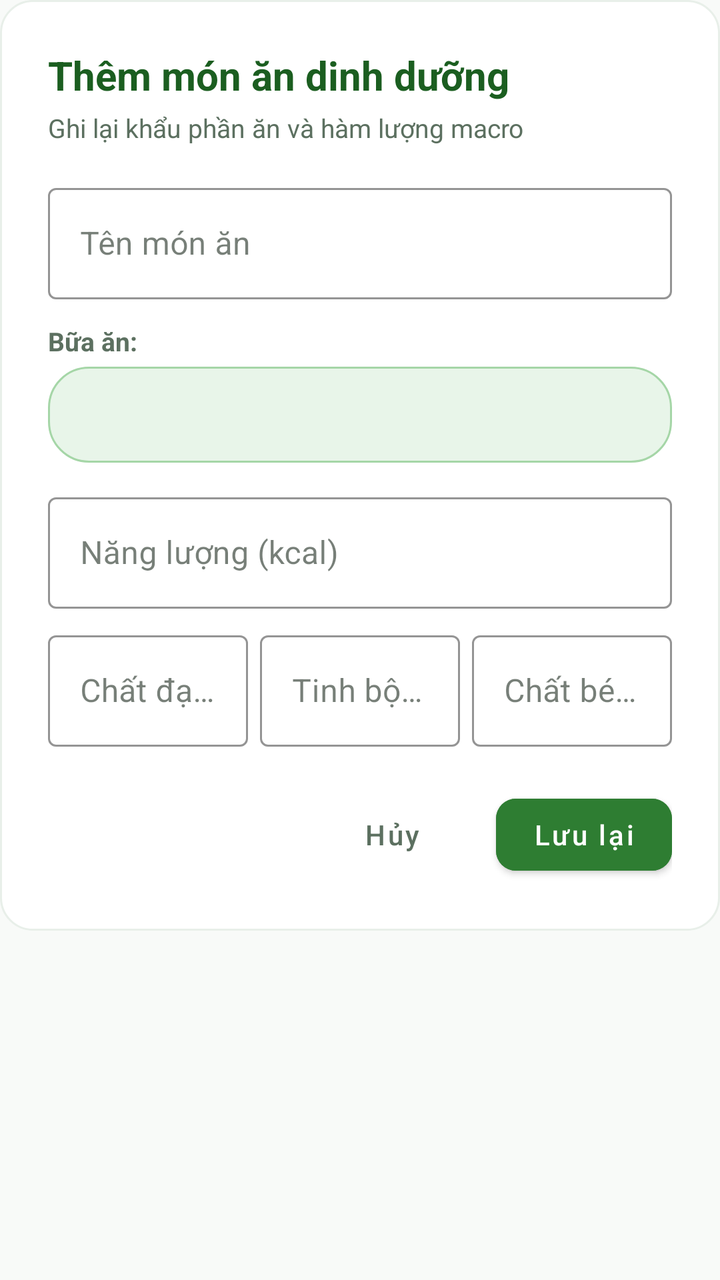
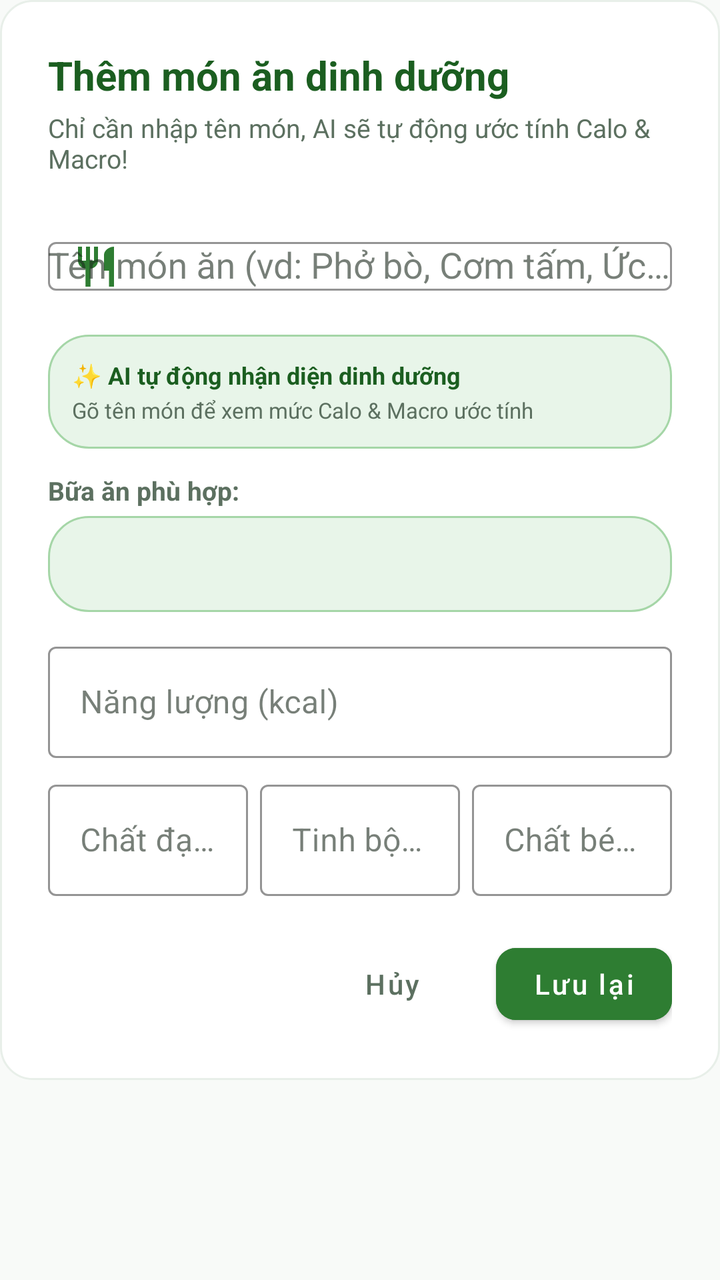

Compare the two renders of this Android layout. The source of the first and the diff that turns it into the second are given below.
<!-- AndroidManifest.xml: application theme Theme.ChamSocSucKhoe -->
<!-- res/layout/dialog_add_nutrition.xml -->
<?xml version="1.0" encoding="utf-8"?>
<ScrollView xmlns:android="http://schemas.android.com/apk/res/android"
    xmlns:app="http://schemas.android.com/apk/res-auto"
    android:layout_width="match_parent"
    android:layout_height="wrap_content">

    <LinearLayout
        android:layout_width="match_parent"
        android:layout_height="wrap_content"
        android:background="@drawable/bg_card_rounded"
        android:orientation="vertical"
        android:padding="24dp">

        <TextView
            android:layout_width="wrap_content"
            android:layout_height="wrap_content"
            android:text="Thêm món ăn dinh dưỡng"
            android:textColor="@color/primary_green_dark"
            android:textSize="20sp"
            android:textStyle="bold" />

        <TextView
            android:layout_width="wrap_content"
            android:layout_height="wrap_content"
            android:layout_marginTop="4dp"
            android:text="Ghi lại khẩu phần ăn và hàm lượng macro"
            android:textColor="@color/text_secondary"
            android:textSize="13sp" />

        
        <com.google.android.material.textfield.TextInputLayout
            style="@style/Widget.MaterialComponents.TextInputLayout.OutlinedBox"
            android:layout_width="match_parent"
            android:layout_height="wrap_content"
            android:layout_marginTop="16dp"
            android:hint="@string/food_name"
            app:boxStrokeColor="@color/primary_green"
            app:hintTextColor="@color/primary_green">

            <com.google.android.material.textfield.TextInputEditText
                android:id="@+id/et_food_name"
                android:layout_width="match_parent"
                android:layout_height="wrap_content"
                android:inputType="textCapSentences" />
        </com.google.android.material.textfield.TextInputLayout>

        
        <TextView
            android:layout_width="wrap_content"
            android:layout_height="wrap_content"
            android:layout_marginTop="12dp"
            android:text="Bữa ăn:"
            android:textColor="@color/text_secondary"
            android:textSize="13sp"
            android:textStyle="bold" />

        <Spinner
            android:id="@+id/spinner_meal_type"
            android:layout_width="match_parent"
            android:layout_height="48dp"
            android:layout_marginTop="4dp"
            android:background="@drawable/bg_chip_green"
            android:paddingStart="12dp"
            android:paddingEnd="12dp" />

        
        <com.google.android.material.textfield.TextInputLayout
            style="@style/Widget.MaterialComponents.TextInputLayout.OutlinedBox"
            android:layout_width="match_parent"
            android:layout_height="wrap_content"
            android:layout_marginTop="12dp"
            android:hint="@string/calories"
            app:boxStrokeColor="@color/primary_green"
            app:hintTextColor="@color/primary_green">

            <com.google.android.material.textfield.TextInputEditText
                android:id="@+id/et_calories"
                android:layout_width="match_parent"
                android:layout_height="wrap_content"
                android:inputType="number" />
        </com.google.android.material.textfield.TextInputLayout>

        
        <LinearLayout
            android:layout_width="match_parent"
            android:layout_height="wrap_content"
            android:layout_marginTop="8dp"
            android:orientation="horizontal"
            android:weightSum="3">

            <com.google.android.material.textfield.TextInputLayout
                style="@style/Widget.MaterialComponents.TextInputLayout.OutlinedBox"
                android:layout_width="0dp"
                android:layout_height="wrap_content"
                android:layout_marginEnd="4dp"
                android:layout_weight="1"
                android:hint="@string/protein"
                app:boxStrokeColor="@color/primary_green">

                <com.google.android.material.textfield.TextInputEditText
                    android:id="@+id/et_protein"
                    android:layout_width="match_parent"
                    android:layout_height="wrap_content"
                    android:inputType="numberDecimal" />
            </com.google.android.material.textfield.TextInputLayout>

            <com.google.android.material.textfield.TextInputLayout
                style="@style/Widget.MaterialComponents.TextInputLayout.OutlinedBox"
                android:layout_width="0dp"
                android:layout_height="wrap_content"
                android:layout_marginStart="2dp"
                android:layout_marginEnd="2dp"
                android:layout_weight="1"
                android:hint="@string/carbs"
                app:boxStrokeColor="@color/primary_green">

                <com.google.android.material.textfield.TextInputEditText
                    android:id="@+id/et_carbs"
                    android:layout_width="match_parent"
                    android:layout_height="wrap_content"
                    android:inputType="numberDecimal" />
            </com.google.android.material.textfield.TextInputLayout>

            <com.google.android.material.textfield.TextInputLayout
                style="@style/Widget.MaterialComponents.TextInputLayout.OutlinedBox"
                android:layout_width="0dp"
                android:layout_height="wrap_content"
                android:layout_marginStart="4dp"
                android:layout_weight="1"
                android:hint="@string/fat"
                app:boxStrokeColor="@color/primary_green">

                <com.google.android.material.textfield.TextInputEditText
                    android:id="@+id/et_fat"
                    android:layout_width="match_parent"
                    android:layout_height="wrap_content"
                    android:inputType="numberDecimal" />
            </com.google.android.material.textfield.TextInputLayout>
        </LinearLayout>

        
        <LinearLayout
            android:layout_width="match_parent"
            android:layout_height="wrap_content"
            android:layout_marginTop="20dp"
            android:gravity="end"
            android:orientation="horizontal">

            <com.google.android.material.button.MaterialButton
                android:id="@+id/btn_cancel_nutrition"
                style="@style/Widget.MaterialComponents.Button.TextButton"
                android:layout_width="wrap_content"
                android:layout_height="wrap_content"
                android:text="@string/cancel"
                android:textAllCaps="false"
                android:textColor="@color/text_secondary" />

            <com.google.android.material.button.MaterialButton
                android:id="@+id/btn_save_nutrition"
                android:layout_width="wrap_content"
                android:layout_height="wrap_content"
                android:layout_marginStart="8dp"
                android:backgroundTint="@color/primary_green"
                android:text="@string/save"
                android:textAllCaps="false"
                android:textColor="@color/white"
                app:cornerRadius="10dp" />
        </LinearLayout>
    </LinearLayout>
</ScrollView>
<!-- resources referenced by this layout -->
<resources>
  <color name="primary_green">#2E7D32</color>
  <color name="primary_green_dark">#1B5E20</color>
  <color name="text_secondary">#5C7060</color>
  <color name="white">#FFFFFF</color>
  <!-- drawable bg_card_rounded (drawable) -->
  <?xml version="1.0" encoding="utf-8"?>
  <shape xmlns:android="http://schemas.android.com/apk/res/android"
      android:shape="rectangle">
      <solid android:color="@color/white" />
      <corners android:radius="16dp" />
      <stroke
          android:width="1dp"
          android:color="#E8EFE9" />
  </shape>
  <!-- drawable bg_chip_green (drawable) -->
  <?xml version="1.0" encoding="utf-8"?>
  <shape xmlns:android="http://schemas.android.com/apk/res/android"
      android:shape="rectangle">
      <solid android:color="@color/soft_green_bg" />
      <corners android:radius="20dp" />
      <stroke
          android:width="1dp"
          android:color="@color/mint_green" />
  </shape>
  <string name="calories">Năng lượng (kcal)</string>
  <string name="cancel">Hủy</string>
  <string name="carbs">Tinh bột (g)</string>
  <string name="fat">Chất béo (g)</string>
  <string name="food_name">Tên món ăn</string>
  <string name="protein">Chất đạm (g)</string>
  <string name="save">Lưu lại</string>
  <style name="Theme.ChamSocSucKhoe" parent="Theme.MaterialComponents.Light.NoActionBar">
          
          <item name="colorPrimary">@color/primary_green</item>
          <item name="colorPrimaryVariant">@color/primary_green_dark</item>
          <item name="colorOnPrimary">@color/white</item>
  
          
          <item name="colorSecondary">@color/primary_green_light</item>
          <item name="colorSecondaryVariant">@color/accent_green</item>
          <item name="colorOnSecondary">@color/white</item>
  
          
          <item name="android:statusBarColor">@color/primary_green_dark</item>
          <item name="android:windowLightStatusBar">false</item>
  
          
          <item name="android:windowBackground">@color/background_white</item>
          <item name="colorSurface">@color/card_background</item>
          <item name="colorOnSurface">@color/text_primary</item>
  
          
          <item name="bottomNavigationStyle">@style/Widget.Custom.BottomNavigationView</item>
      </style>
  <color name="soft_green_bg">#E8F5E9</color>
  <color name="mint_green">#A5D6A7</color>
  <color name="primary_green_light">#4CAF50</color>
  <color name="accent_green">#66BB6A</color>
  <color name="background_white">#F8FAF8</color>
  <color name="card_background">#FFFFFF</color>
  <color name="text_primary">#1C2A1E</color>
  <style name="Widget.Custom.BottomNavigationView" parent="Widget.MaterialComponents.BottomNavigationView">
          <item name="backgroundTint">@color/white</item>
          <item name="itemIconTint">@color/bottom_nav_color_selector</item>
          <item name="itemTextColor">@color/bottom_nav_color_selector</item>
          <item name="elevation">8dp</item>
      </style>
</resources>

<!-- the commit's change to res/layout/dialog_add_nutrition.xml (unified diff, before → after) -->
@@ -23,7 +23,7 @@
             android:layout_width="wrap_content"
             android:layout_height="wrap_content"
             android:layout_marginTop="4dp"
-            android:text="Ghi lại khẩu phần ăn và hàm lượng macro"
+            android:text="Chỉ cần nhập tên món, AI sẽ tự động ước tính Calo &amp; Macro!"
             android:textColor="@color/text_secondary"
             android:textSize="13sp" />
 
@@ -33,23 +33,56 @@
             android:layout_width="match_parent"
             android:layout_height="wrap_content"
             android:layout_marginTop="16dp"
-            android:hint="@string/food_name"
+            android:hint="Tên món ăn (vd: Phở bò, Cơm tấm, Ức gà...)"
             app:boxStrokeColor="@color/primary_green"
-            app:hintTextColor="@color/primary_green">
-
-            <com.google.android.material.textfield.TextInputEditText
+            app:hintTextColor="@color/primary_green"
+            app:startIconDrawable="@drawable/ic_nutrition"
+            app:startIconTint="@color/primary_green">
+
+            <AutoCompleteTextView
                 android:id="@+id/et_food_name"
                 android:layout_width="match_parent"
                 android:layout_height="wrap_content"
+                android:completionThreshold="1"
+                android:dropDownHeight="220dp"
                 android:inputType="textCapSentences" />
         </com.google.android.material.textfield.TextInputLayout>
 
         
+        <LinearLayout
+            android:id="@+id/layout_ai_prediction_badge"
+            android:layout_width="match_parent"
+            android:layout_height="wrap_content"
+            android:layout_marginTop="10dp"
+            android:background="@drawable/bg_chip_green"
+            android:orientation="vertical"
+            android:padding="12dp">
+
+            <TextView
+                android:id="@+id/tv_ai_prediction_status"
+                android:layout_width="wrap_content"
+                android:layout_height="wrap_content"
+                android:text="✨ AI tự động nhận diện dinh dưỡng"
+                android:textColor="@color/primary_green_dark"
+                android:textSize="12sp"
+                android:textStyle="bold" />
+
+            <TextView
+                android:id="@+id/tv_ai_prediction_summary"
+                android:layout_width="wrap_content"
+                android:layout_height="wrap_content"
+                android:layout_marginTop="2dp"
+                android:text="Gõ tên món để xem mức Calo &amp; Macro ước tính"
+                android:textColor="@color/text_secondary"
+                android:textSize="11sp" />
+        </LinearLayout>
+
+        
         <TextView
             android:layout_width="wrap_content"
             android:layout_height="wrap_content"
             android:layout_marginTop="12dp"
-            android:text="Bữa ăn:"
+            android:text="Bữa ăn phù hợp:"
             android:textColor="@color/text_secondary"
             android:textSize="13sp"
             android:textStyle="bold" />
<!-- resource entries referenced after the edit -->
@@ -24,11 +24,20 @@
           android:width="1dp"
           android:color="@color/mint_green" />
   </shape>
+  <!-- drawable ic_nutrition (drawable) -->
+  <vector xmlns:android="http://schemas.android.com/apk/res/android"
+      android:width="24dp"
+      android:height="24dp"
+      android:viewportWidth="24"
+      android:viewportHeight="24">
+      <path
+          android:fillColor="#FF000000"
+          android:pathData="M11,9H9V2H7v7H5V2H3v7c0,2.12 1.66,3.84 3.75,3.97V22h2.5v-9.03C11.34,12.84 13,11.12 13,9V2h-2v7zm5,-3v8h2.5v8H21V2c-2.76,0 -5,2.24 -5,4z" />
+  </vector>
   <string name="calories">Năng lượng (kcal)</string>
   <string name="cancel">Hủy</string>
   <string name="carbs">Tinh bột (g)</string>
   <string name="fat">Chất béo (g)</string>
-  <string name="food_name">Tên món ăn</string>
   <string name="protein">Chất đạm (g)</string>
   <string name="save">Lưu lại</string>
   <style name="Theme.ChamSocSucKhoe" parent="Theme.MaterialComponents.Light.NoActionBar">
